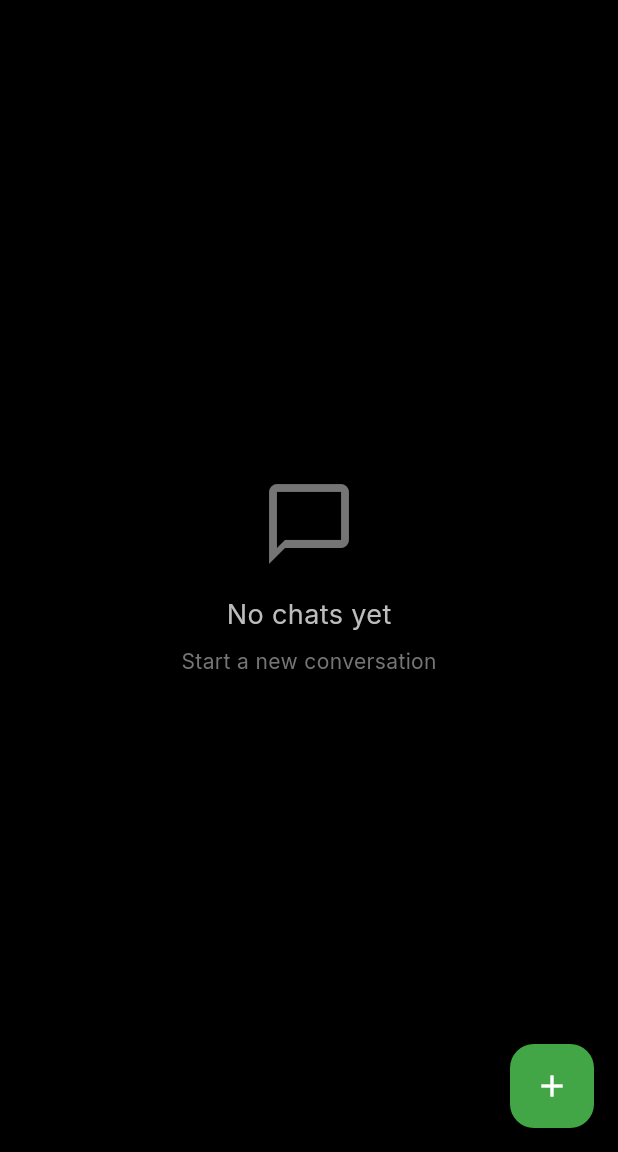
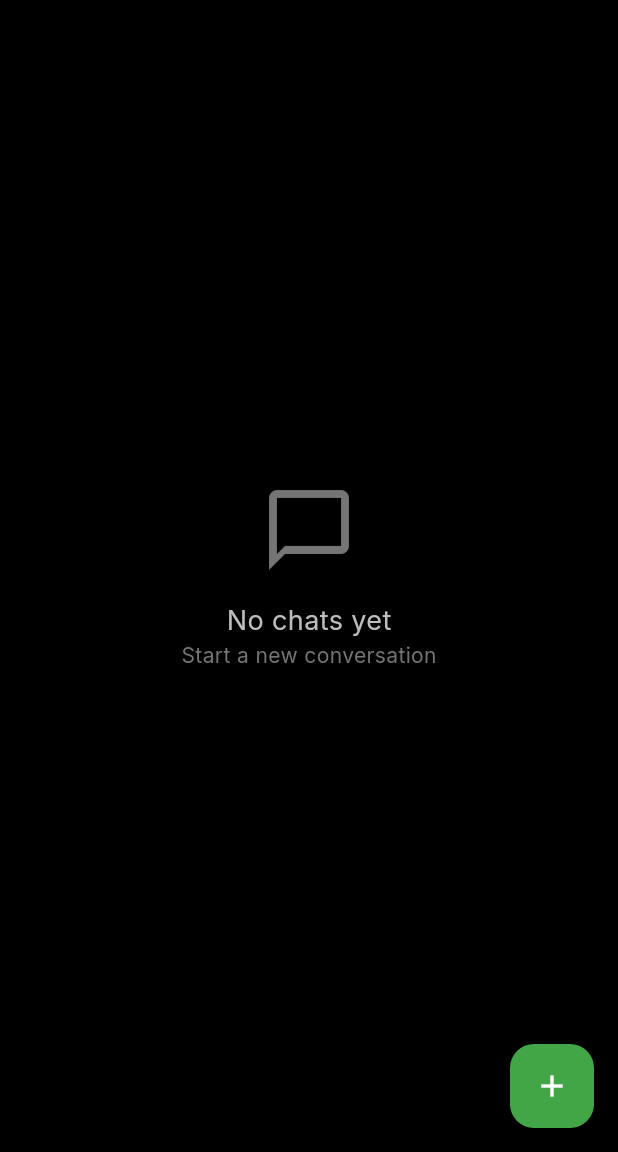
Before and after one commit to 0xAhmd/fake-mind, a Flutter app: the screen it shows after launch, on a phone screen of 412 x 824 dp, the part 84-1236 px from its top. Run offline on Flutter 3.47's test engine with Material 3 defaults, Android fonts, the phone set to English and light mode, and no system bars; our stand-ins replace cloud_firestore, connectivity_plus, equatable, firebase_auth, firebase_core, flutter_bloc and 5 more; missing offline and left inert: markdown; accounts and stored records are empty; generated files the repository leaves out were written again; network calls fail.

Commit message:
improve UI

```diff
--- a/lib/chat/presentation/cubit/chat_cubit.dart
+++ b/lib/chat/presentation/cubit/chat_cubit.dart
@@ -87,7 +87,7 @@ class ChatCubit extends Cubit<ChatState> {
       debugPrint('🔐 Starting authentication process...');
 
       // Attempt anonymous sign-in
-      final result = await _firebaseService.signInAnonymously();
+      final _ = await _firebaseService.signInAnonymously();
 
       if (_firebaseService.isAuthenticated) {
         _isAuthenticationComplete = true;
--- a/lib/chat/presentation/widgets/chat_empty_view.dart
+++ b/lib/chat/presentation/widgets/chat_empty_view.dart
@@ -18,7 +18,7 @@ class ChatEmptyView extends StatelessWidget {
             searchQuery.isEmpty ? 'No chats yet' : 'No chats found',
             style: GoogleFonts.inter(fontSize: 18, color: Colors.grey[400]),
           ),
-          const SizedBox(height: 8),
+
           Text(
             searchQuery.isEmpty
                 ? 'Start a new conversation'
```
